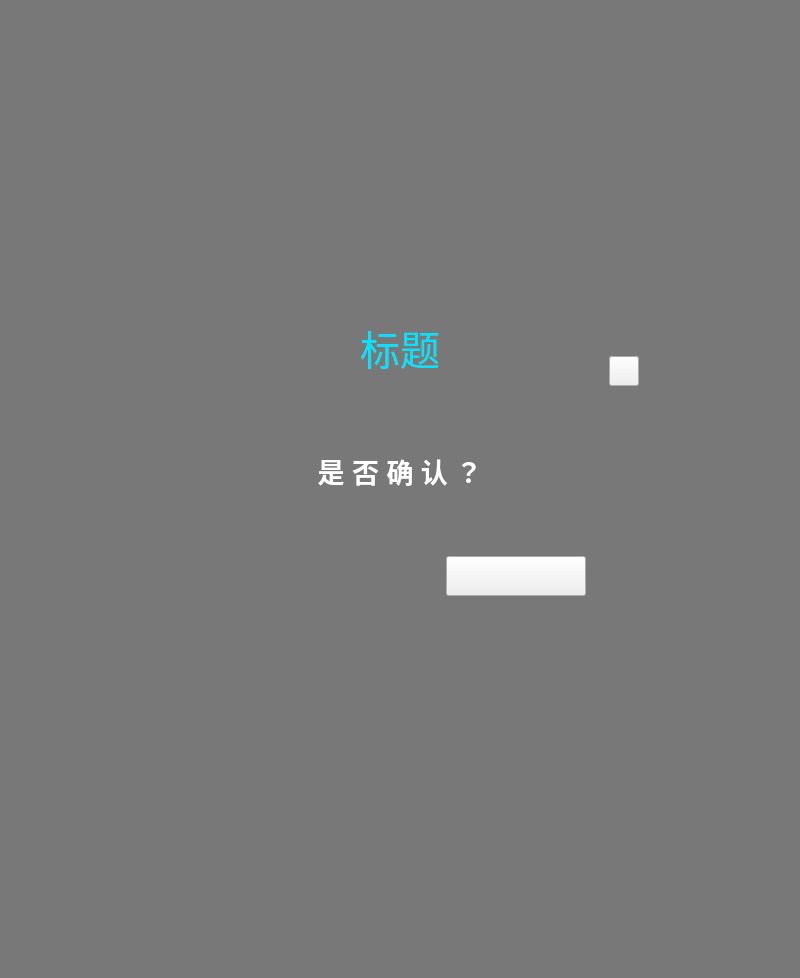
Qt form BoardingControl_Linux/UI_Classes/messagedialog.ui (17719543022/Review) before a commit.
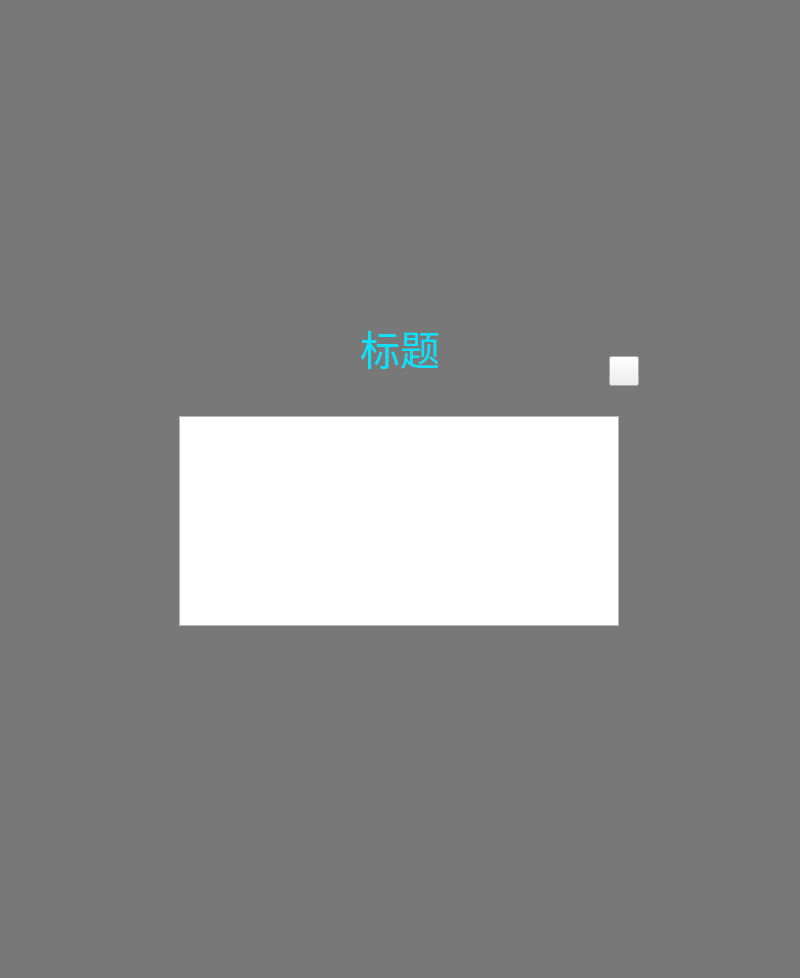
The same form after that commit. Icons and pictures are not drawn.

```diff
--- a/BoardingControl_Linux/UI_Classes/messagedialog.ui
+++ b/BoardingControl_Linux/UI_Classes/messagedialog.ui
@@ -197,11 +197,25 @@
       <set>Qt::AlignCenter</set>
      </property>
     </widget>
+    <widget class="QTableWidget" name="flowTableWidget">
+     <property name="geometry">
+      <rect>
+       <x>55</x>
+       <y>100</y>
+       <width>440</width>
+       <height>210</height>
+      </rect>
+     </property>
+     <property name="styleSheet">
+      <string notr="true"/>
+     </property>
+    </widget>
     <zorder>label_txt</zorder>
     <zorder>pushButton_YES</zorder>
     <zorder>pushButton_NO</zorder>
     <zorder>label_title</zorder>
     <zorder>pushButton_X</zorder>
+    <zorder>flowTableWidget</zorder>
    </widget>
   </widget>
  </widget>
```
